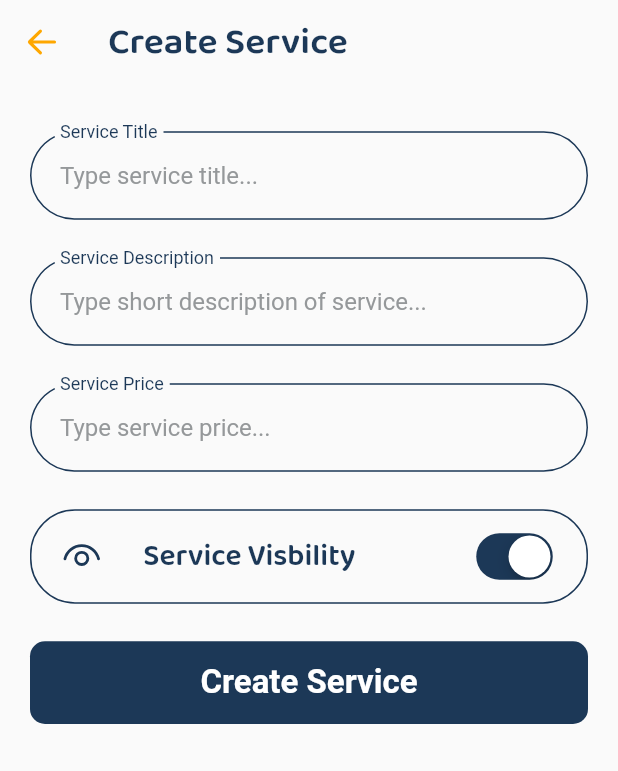
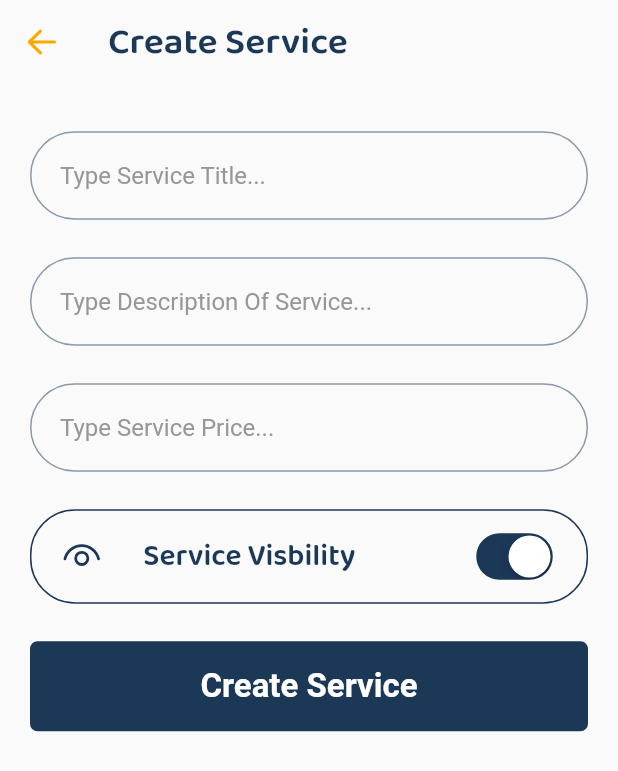
Before and after one commit to lakshya46jain/h4y-partner, a Flutter app: the CreateServiceScreen screen opened directly, on a phone screen of 412 x 824 dp. Shown: the top 771 px of the screen. Run offline on Flutter 3.47's test engine with Material 2 defaults, Android fonts, the phone set to English and light mode, and no system bars; our stand-ins replace cached_network_image, cloud_firestore, firebase_auth, firebase_core, firebase_crashlytics, firebase_storage and 11 more; missing offline and left inert: flutter_phone_direct_caller, rate_my_app, wiredash; accounts and stored records are empty; network calls fail.

Commit message:
Minor Aesthetic Changes / Code Simplification

```diff
--- a/lib/constants/custom_dropdown.dart
+++ b/lib/constants/custom_dropdown.dart
@@ -9,7 +9,6 @@ class CustomDropdown extends StatelessWidget {
   final Function validator;
   final IconData icon;
   final dynamic value;
-  final String labelText;
   final String hintText;
 
   CustomDropdown({
@@ -18,7 +17,6 @@ class CustomDropdown extends StatelessWidget {
     this.validator,
     this.icon,
     this.value,
-    this.labelText,
     this.hintText,
   });
 
@@ -35,10 +33,6 @@ class CustomDropdown extends StatelessWidget {
       ),
       value: value,
       decoration: InputDecoration(
-        labelText: labelText,
-        labelStyle: TextStyle(
-          color: Color(0xFF1C3857),
-        ),
         hintText: hintText,
         hintStyle: TextStyle(
           color: Colors.grey,
--- a/lib/constants/custom_text_field.dart
+++ b/lib/constants/custom_text_field.dart
@@ -9,7 +9,6 @@ class CustomTextField extends StatelessWidget {
   final Function validator;
   final Function onChanged;
   final dynamic initialValue;
-  final String labelText;
   final String hintText;
 
   CustomTextField({
@@ -18,7 +17,6 @@ class CustomTextField extends StatelessWidget {
     this.validator,
     this.onChanged,
     this.initialValue,
-    this.labelText,
     this.hintText,
   });
 
@@ -31,10 +29,6 @@ class CustomTextField extends StatelessWidget {
       initialValue: initialValue,
       onChanged: onChanged,
       decoration: InputDecoration(
-        labelText: labelText,
-        labelStyle: TextStyle(
-          color: Color(0xFF1C3857),
-        ),
         hintText: hintText,
         hintStyle: TextStyle(
           color: Color(0xFF95989A),
@@ -44,7 +38,7 @@ class CustomTextField extends StatelessWidget {
         enabledBorder: OutlineInputBorder(
           borderRadius: BorderRadius.circular(30.0),
           borderSide: BorderSide(
-            color: Color(0xFF1C3857),
+            color: Color(0xFF1C3857).withOpacity(0.5),
           ),
         ),
         focusedBorder: OutlineInputBorder(
--- a/lib/constants/signature_button.dart
+++ b/lib/constants/signature_button.dart
@@ -1,6 +1,7 @@
 // Flutter Imports
 import 'package:flutter/material.dart';
 // Dependency Imports
+import 'package:fluentui_system_icons/fluentui_system_icons.dart';
 // File Imports
 
 class SignatureButton extends StatelessWidget {
@@ -8,26 +9,81 @@ class SignatureButton extends StatelessWidget {
   final String text;
   final IconData icon;
   final bool withIcon;
+  final String type;
 
   SignatureButton({
     @required this.onTap,
     @required this.text,
     this.icon,
-    @required this.withIcon,
+    this.withIcon,
+    this.type,
   });
 
   @override
   Widget build(BuildContext context) {
-    return MaterialButton(
+    return (type == "Expanded")
+        ? GestureDetector(
+            onTap: onTap,
+            child: Container(
+              padding: EdgeInsets.symmetric(
+                horizontal: 20.0,
+                vertical: 10.0,
+              ),
+              decoration: BoxDecoration(
+                borderRadius: BorderRadius.circular(10),
+                color: Colors.transparent,
+              ),
+              child: Row(
+                children: [
+                  Container(
+                    height: 46,
+                    width: 46,
+                    decoration: BoxDecoration(
+                      color: Color(0xFFF2F3F7),
+                      borderRadius: BorderRadius.circular(15.0),
+                    ),
+                    child: Center(
+                      child: Icon(
+                        icon,
+                        size: 30.0,
+                        color: Color(0xFF1C3857),
+                      ),
+                    ),
+                  ),
+                  SizedBox(
+                    width: MediaQuery.of(context).size.width / (828 / 40),
+                  ),
+                  Expanded(
+                    child: Text(
+                      text,
+                      style: TextStyle(
+                        fontSize: 20.0,
+                        fontWeight: FontWeight.w600,
+                        fontFamily: "BalooPaaji",
+                        color: Color(0xFF1C3857),
+                      ),
+                    ),
+                  ),
+                  Icon(
+                    FluentIcons.arrow_right_24_filled,
+                    color: Color(0xFFFEA700),
+                    size: 25.0,
+                  ),
+                ],
+              ),
+            ),
+          )
+        : MaterialButton(
             padding: EdgeInsets.all(0),
             onPressed: onTap,
             child: Container(
               decoration: BoxDecoration(
-          borderRadius: BorderRadius.circular(10.0),
-          color: Color(0xFF1C3857),
+                borderRadius: BorderRadius.circular(5.0),
+                color:
+                    (type == "Yellow") ? Color(0xFFFEA700) : Color(0xFF1C3857),
               ),
               width: double.infinity,
-        height: MediaQuery.of(context).size.height / (1792 / 120),
+              height: 60.0,
               child: Padding(
                 padding: EdgeInsets.symmetric(
                   vertical: 10.0,
@@ -44,12 +100,14 @@ class SignatureButton extends StatelessWidget {
                               style: TextStyle(
                                 fontSize: 20.0,
                                 color: Colors.white,
-                          fontWeight: FontWeight.bold,
+                                fontWeight: (type == "Yellow")
+                                    ? FontWeight.w600
+                                    : FontWeight.bold,
                               ),
                             ),
                           ),
                           SizedBox(
-                      width: MediaQuery.of(context).size.width / (828 / 20),
+                            width: 10.0,
                           ),
                           Align(
                             alignment: Alignment.center,
@@ -68,7 +126,9 @@ class SignatureButton extends StatelessWidget {
                           style: TextStyle(
                             fontSize: 22.0,
                             color: Colors.white,
-                      fontWeight: FontWeight.bold,
+                            fontWeight: (type == "Yellow")
+                                ? FontWeight.w600
+                                : FontWeight.bold,
                           ),
                         ),
                       ),
--- a/lib/primary_screens/message_list_screen/message_list_screen.dart
+++ b/lib/primary_screens/message_list_screen/message_list_screen.dart
@@ -7,7 +7,7 @@ import 'package:h4y_partner/models/user_model.dart';
 import 'package:h4y_partner/services/database.dart';
 import 'package:h4y_partner/constants/loading.dart';
 import 'package:h4y_partner/models/chat_room_model.dart';
-import 'package:h4y_partner/constants/custom_search_bar.dart';
+import 'package:h4y_partner/constants/search_bar.dart';
 import 'package:h4y_partner/primary_screens/message_list_screen/message_tile.dart';
 
 class MessageListScreen extends StatefulWidget {
--- a/lib/primary_screens/message_list_screen/message_tile.dart
+++ b/lib/primary_screens/message_list_screen/message_tile.dart
@@ -56,6 +56,7 @@ class MessageTile extends StatelessWidget {
                     children: [
                       CircleAvatar(
                         radius: 30,
+                        backgroundColor: Color(0xFFF5F6F9),
                         backgroundImage: CachedNetworkImageProvider(
                           profilePicture,
                         ),
--- a/lib/secondary_screens/create_service.dart
+++ b/lib/secondary_screens/create_service.dart
@@ -77,8 +77,7 @@ class _CreateServiceScreenState extends State<CreateServiceScreen> {
                         return null;
                       }
                     },
-                    labelText: "Service Title",
-                    hintText: "Type service title...",
+                    hintText: "Type Service Title...",
                   ),
                   SizedBox(
                     height: 25.0,
@@ -90,7 +89,6 @@ class _CreateServiceScreenState extends State<CreateServiceScreen> {
                       });
                     },
                     keyboardType: TextInputType.multiline,
-                    labelText: "Service Description",
                     validator: (value) {
                       if (value.isEmpty) {
                         return "Description field cannot be empty";
@@ -98,7 +96,7 @@ class _CreateServiceScreenState extends State<CreateServiceScreen> {
                         return null;
                       }
                     },
-                    hintText: "Type short description of service...",
+                    hintText: "Type Description Of Service...",
                     maxLines: null,
                   ),
                   SizedBox(
@@ -119,8 +117,7 @@ class _CreateServiceScreenState extends State<CreateServiceScreen> {
                     },
                     keyboardType:
                         TextInputType.numberWithOptions(decimal: true),
-                    labelText: "Service Price",
-                    hintText: "Type service price...",
+                    hintText: "Type Service Price...",
                   ),
                   SizedBox(
                     height: 25.0,
--- a/lib/secondary_screens/edit_service.dart
+++ b/lib/secondary_screens/edit_service.dart
@@ -92,8 +92,7 @@ class _EditServiceScreenState extends State<EditServiceScreen> {
                               return null;
                             }
                           },
-                          labelText: "Service Title",
-                          hintText: "Type service title...",
+                          hintText: "Type Service Title...",
                         ),
                         SizedBox(
                           height:
@@ -107,7 +106,6 @@ class _EditServiceScreenState extends State<EditServiceScreen> {
                             });
                           },
                           keyboardType: TextInputType.multiline,
-                          labelText: "Service Description",
                           validator: (value) {
                             if (value.isEmpty) {
                               return "Description field cannot be empty";
@@ -115,7 +113,7 @@ class _EditServiceScreenState extends State<EditServiceScreen> {
                               return null;
                             }
                           },
-                          hintText: "Type short description of service...",
+                          hintText: "Type Description Of Service...",
                           maxLines: null,
                         ),
                         SizedBox(
@@ -138,8 +136,7 @@ class _EditServiceScreenState extends State<EditServiceScreen> {
                           },
                           keyboardType:
                               TextInputType.numberWithOptions(decimal: true),
-                          labelText: "Service Price",
-                          hintText: "Type service price...",
+                          hintText: "Type Service Price...",
                         ),
                         SizedBox(
                           height:
--- a/lib/secondary_screens/register_profile_screen/stream_builder.dart
+++ b/lib/secondary_screens/register_profile_screen/stream_builder.dart
@@ -163,8 +163,7 @@ class ProfileStreamBuilder extends StatelessWidget {
                   ),
                   child: CustomTextField(
                     keyboardType: TextInputType.name,
-                    labelText: "Full Name",
-                    hintText: "Enter full name",
+                    hintText: "Enter Full Name...",
                     initialValue: userData.fullName,
                     validator: (String value) {
                       if (value.isEmpty) {
@@ -202,8 +201,7 @@ class ProfileStreamBuilder extends StatelessWidget {
                         );
                       }
                       return CustomDropdown(
-                        labelText: 'Occupation',
-                        hintText: 'Choose occupation',
+                        hintText: 'Select Occupation...',
                         value: userData.occupation,
                         validator: (occupationValue) {
                           if (occupationValue.isEmpty) {
```
Also changed, not shown: lib/constants/expanded_button.dart (deleted, +0 -71 lines), lib/constants/phone_number_field.dart (+2 -6 lines), lib/constants/policy_dialog.dart (+9 -37 lines), lib/constants/search_bar.dart (renamed from lib/constants/custom_search_bar.dart, +3 -7 lines), lib/primary_screens/profile_screen/profile_screen.dart (+20 -14 lines), lib/secondary_screens/handbook_screen.dart (+10 -7 lines), lib/secondary_screens/personal_data_screen/personal_data_screen.dart (+7 -9 lines). Lines whose indentation alone changed are shown as unchanged.
